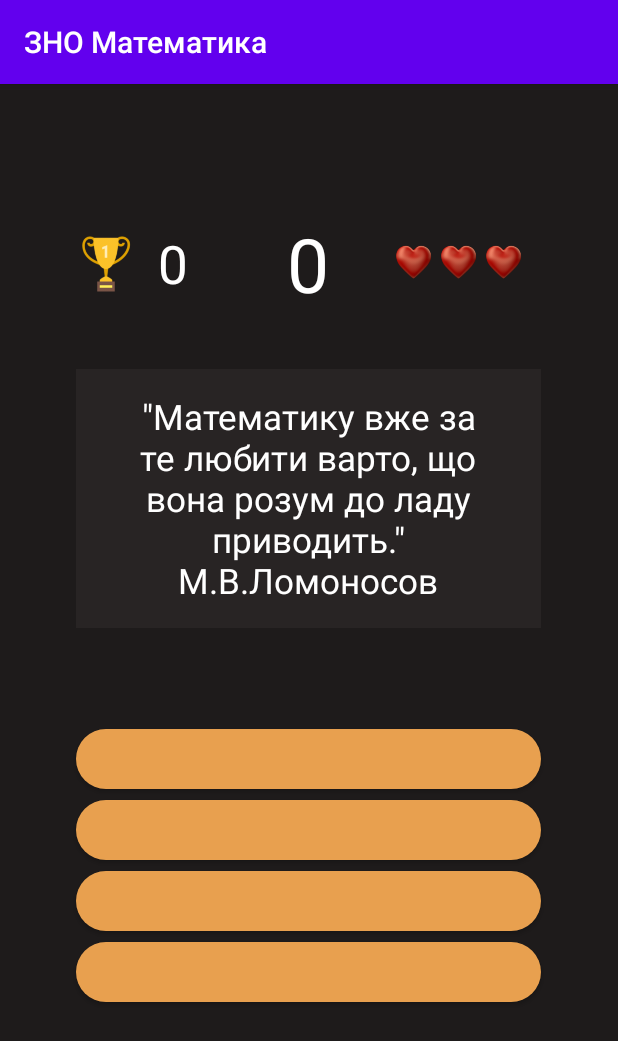
After one commit to navimakarov/znomaths, an Android app: the QuizActivity screen opened directly, with no data from a screen before it, on a phone screen of 412 x 824 dp. The commit adds this screen. Shown: the top 1041 px of the screen. Run offline under Robolectric (Android 15) with nearby library versions, the phone set to English and light mode, and no system bars.

Commit message:
Created QuizActivity

```diff
--- a/app/build.gradle
+++ b/app/build.gradle
@@ -24,6 +24,7 @@ android {
 }
 
 dependencies {
+    implementation 'com.google.code.gson:gson:2.8.5'
     implementation fileTree(dir: 'libs', include: ['*.jar'])
 
     implementation 'androidx.appcompat:appcompat:1.1.0'
--- a/app/src/main/AndroidManifest.xml
+++ b/app/src/main/AndroidManifest.xml
@@ -10,10 +10,13 @@
         android:roundIcon="@mipmap/ic_launcher_round"
         android:supportsRtl="true"
         android:theme="@style/AppTheme">
-        <activity android:name=".About"
+        <activity android:name=".QuizActivity"
             android:screenOrientation="portrait"
-            tools:ignore="LockedOrientationActivity">
-        </activity>
+            tools:ignore="LockedOrientationActivity"></activity>
+        <activity
+            android:name=".About"
+            android:screenOrientation="portrait"
+            tools:ignore="LockedOrientationActivity"></activity>
         <activity
             android:name=".MainActivity"
             android:screenOrientation="portrait"
--- /dev/null
+++ b/app/src/main/assets/db.json
@@ -0,0 +1,43 @@
+[
+    {
+      "question": "Скільки відсотків від однієї години становлять 15 хв?",
+      "rightAnswer": "25%",
+      "wrongAnswers": ["10%", "30%", "45%"]
+    },
+
+    {
+      "question": "Сплав містить 35% олова. Скільки кілограмів олова міститься у 20 кг сплаву?",
+      "rightAnswer": "7 кг",
+      "wrongAnswers": ["15 кг", "10 кг", "6 кг"]
+    },
+
+    {
+      "question": "Товар коштував 35 грн. Через деякий час його ціна підвищилась на 10%. ВИзначте нову ціну товару.",
+      "rightAnswer": "38.5 грн",
+      "wrongAnswers": ["43.5 грн", "40 грн", "45.5 грн"]
+    },
+
+    {
+      "question": "Маса 8 однакових деталей дорівнює 20 кг. Знайдіть масу 12 таких деталей.",
+      "rightAnswer": "30 кг",
+      "wrongAnswers": ["40 кг", "25 кг", "35 кг"]
+    },
+
+    {
+      "question": "Розв'яжіть нерівність |x| < 0",
+      "rightAnswer": "Немає розв'язків",
+      "wrongAnswers": ["x = 0", "x < 0", "x > 0"]
+    },
+
+    {
+      "question": "Вкажіть кількість розв'язків sin(x) = √2",
+      "rightAnswer": "Немає розв'язків",
+      "wrongAnswers": ["Безліч", "1", "0"]
+    },
+
+    {
+      "question": "Вкажіть кількість цілих розв'язків |x| > -0.75 }",
+      "rightAnswer": "Безліч",
+      "wrongAnswers": ["Немає розв'язків", "1", "0"]
+    }
+]
--- a/app/src/main/java/com/makarov/znomaths/Database.java
+++ /dev/null
@@ -1,4 +0,0 @@
-package com.makarov.znomaths;
-
-public class Database {
-}
--- a/app/src/main/java/com/makarov/znomaths/MainActivity.java
+++ b/app/src/main/java/com/makarov/znomaths/MainActivity.java
@@ -22,4 +22,9 @@ public class MainActivity extends AppCompatActivity {
         Intent intent_about = new Intent(this, About.class);
         startActivity(intent_about);
     }
+
+    public void button_start_onClick(View view){
+        Intent intent_quiz = new Intent(this, QuizActivity.class);
+        startActivity(intent_quiz);
+    }
 }
--- /dev/null
+++ b/app/src/main/java/com/makarov/znomaths/Question.java
@@ -0,0 +1,30 @@
+package com.makarov.znomaths;
+
+import java.util.ArrayList;
+import java.util.List;
+
+public class Question {
+    private String question, rightAnswer;
+    private List<String> wrongAnswers = new ArrayList<>(3);
+
+    public String get_question() {
+        return question;
+    }
+
+    public String get_rightAnswer() {
+        return rightAnswer;
+    }
+
+    public List<String> get_wrongAnswers() {
+        return wrongAnswers;
+    }
+
+    @Override
+    public String toString() {
+        return "Question{" +
+                "questions='" + question + '\'' +
+                ", rightAnswer=" + rightAnswer +
+                ", wrongAnswers=" + wrongAnswers +
+                '}';
+    }
+}
--- /dev/null
+++ b/app/src/main/java/com/makarov/znomaths/QuizActivity.java
@@ -0,0 +1,26 @@
+package com.makarov.znomaths;
+
+import androidx.appcompat.app.AppCompatActivity;
+import com.google.gson.Gson;
+import com.google.gson.reflect.TypeToken;
+import android.util.Log;
+import java.lang.reflect.Type;
+import java.util.List;
+import android.os.Bundle;
+
+public class QuizActivity extends AppCompatActivity {
+
+    private String jsonFileString;
+
+    @Override
+    protected void onCreate(Bundle savedInstanceState) {
+        super.onCreate(savedInstanceState);
+        setContentView(R.layout.activity_quiz);
+
+        jsonFileString = Utils.getJsonFromAssets(getApplicationContext(), "db.json");
+        Gson gson = new Gson();
+        Type listQuestionType = new TypeToken<List<Question>>() { }.getType();
+        List<Question> questions = gson.fromJson(jsonFileString, listQuestionType);
+
+    }
+}
--- /dev/null
+++ b/app/src/main/java/com/makarov/znomaths/Utils.java
@@ -0,0 +1,28 @@
+package com.makarov.znomaths;
+
+import android.content.Context;
+
+import java.io.IOException;
+import java.io.InputStream;
+
+public class Utils {
+
+    static String getJsonFromAssets(Context context, String fileName) {
+        String jsonString;
+        try {
+            InputStream is = context.getAssets().open(fileName);
+
+            int size = is.available();
+            byte[] buffer = new byte[size];
+            is.read(buffer);
+            is.close();
+
+            jsonString = new String(buffer, "UTF-8");
+        } catch (IOException e) {
+            e.printStackTrace();
+            return null;
+        }
+
+        return jsonString;
+    }
+}
--- a/app/src/main/res/layout/activity_main.xml
+++ b/app/src/main/res/layout/activity_main.xml
@@ -33,13 +33,13 @@
             android:id="@+id/start_button"
             android:layout_width="288dp"
             android:layout_height="52dp"
+            android:layout_marginBottom="33dp"
             android:background="@drawable/rounded_buttton"
             android:gravity="center"
+            android:onClick="button_start_onClick"
             android:text="Почати"
             android:textSize="25sp"
-            android:textStyle="bold"
-            android:layout_marginBottom="33dp"
-            />
+            android:textStyle="bold" />
 
         <Button
             android:id="@+id/about_button"
@@ -51,7 +51,7 @@
             android:text="Про додаток"
             android:textSize="25sp"
             android:textStyle="bold"
-            android:layout_marginBottom="15dp"
+            android:layout_marginBottom="7dp"
             />
 
         <Button
--- /dev/null
+++ b/app/src/main/res/layout/activity_quiz.xml
@@ -0,0 +1,136 @@
+<LinearLayout xmlns:app="http://schemas.android.com/apk/res-auto"
+    android:layout_width="match_parent"
+    android:layout_height="match_parent"
+    android:orientation="vertical"
+    android:gravity="center"
+    android:background="#1E1B1B"
+    xmlns:android="http://schemas.android.com/apk/res/android">
+
+    <RelativeLayout
+        android:layout_marginBottom="30dp"
+        android:layout_width="310dp"
+        android:layout_height="80dp"
+        android:orientation="horizontal">
+        <LinearLayout
+            android:layout_alignParentLeft="true"
+            android:layout_width="100dp"
+            android:layout_height="80dp"
+            android:orientation="horizontal">
+
+            <ImageView
+                android:id="@+id/imageView4"
+                android:layout_width="40dp"
+                android:layout_height="wrap_content"
+                app:srcCompat="@drawable/cup" />
+            <TextView
+                android:layout_width="50dp"
+                android:layout_height="80dp"
+                android:layout_centerHorizontal="true"
+                android:text="@string/currentScore"
+                android:textSize="35sp"
+                android:textColor="#FFFFFF"
+                android:gravity="center"
+                />
+        </LinearLayout>
+
+        <TextView
+            android:layout_width="100dp"
+            android:layout_height="80dp"
+            android:layout_centerHorizontal="true"
+            android:text="@string/currentScore"
+            android:textSize="50sp"
+            android:textColor="#FFFFFF"
+            android:gravity="center"
+        />
+
+        <LinearLayout
+            android:layout_width="100dp"
+            android:layout_height="80dp"
+            android:layout_alignParentRight="true"
+            android:orientation="horizontal">
+            <ImageView
+                android:id="@+id/imageView"
+                android:layout_width="30dp"
+                android:layout_height="wrap_content"
+                app:srcCompat="@drawable/heart" />
+            <ImageView
+                android:id="@+id/imageView2"
+                android:layout_width="30dp"
+                android:layout_height="wrap_content"
+                app:srcCompat="@drawable/heart" />
+            <ImageView
+                android:id="@+id/imageView3"
+                android:layout_width="30dp"
+                android:layout_height="wrap_content"
+                app:srcCompat="@drawable/heart" />
+
+        </LinearLayout>
+
+
+    </RelativeLayout>
+
+    <ScrollView
+        android:layout_width="310dp"
+        android:layout_height="200dp"
+        android:layout_marginBottom="40dp">
+    <TextView
+        android:id="@+id/textView2"
+        android:layout_width="310dp"
+        android:layout_height="200dp"
+        android:padding="16dp"
+        android:background="#71353030"
+        android:gravity="center"
+        android:text='"Математику вже за те любити варто, що вона розум до ладу приводить."\nМ.В.Ломоносов'
+        android:textColor="#FFFFFF"
+        android:textSize="23sp"
+        android:layout_marginBottom="40dp"
+        />
+    </ScrollView>
+
+    <Button
+        android:layout_width="310dp"
+        android:layout_height="40dp"
+        android:background="@drawable/rounded_button_yellow"
+        android:gravity="center"
+        android:text=""
+        android:textSize="25sp"
+        android:textStyle="bold"
+        android:layout_marginBottom="7dp"
+        />
+    <Button
+        android:layout_width="310dp"
+        android:layout_height="40dp"
+        android:background="@drawable/rounded_button_yellow"
+        android:gravity="center"
+        android:text=""
+        android:textSize="25sp"
+        android:textStyle="bold"
+        android:layout_marginBottom="7dp"
+        />
+
+    <Button
+        android:layout_width="310dp"
+        android:layout_height="40dp"
+        android:background="@drawable/rounded_button_yellow"
+        android:gravity="center"
+        android:onClick="button_about_onClick"
+        android:text=""
+        android:textSize="25sp"
+        android:textStyle="bold"
+        android:layout_marginBottom="7dp"
+        />
+
+    <Button
+        android:layout_width="310dp"
+        android:layout_height="40dp"
+        android:background="@drawable/rounded_button_yellow"
+        android:gravity="center"
+        android:onClick="button_exit_onClick"
+        android:text=""
+        android:textSize="25sp"
+        android:textStyle="bold"
+        android:layout_marginBottom="75dp"
+        />
+
+
+</LinearLayout>
--- a/app/src/main/res/values/strings.xml
+++ b/app/src/main/res/values/strings.xml
@@ -3,4 +3,5 @@
     <string name="developer">Розробник:\n<i>Іван Макаров</i></string>
     <string name="release_date">Дата випуску:\n01.06.2020</string>
     <string name="version">Версія: 1.0.0</string>
+    <string name="currentScore">0</string>
 </resources>
```
Also changed, not shown: app/src/main/res/drawable/cup.png (added), app/src/main/res/drawable/heart.png (added).
